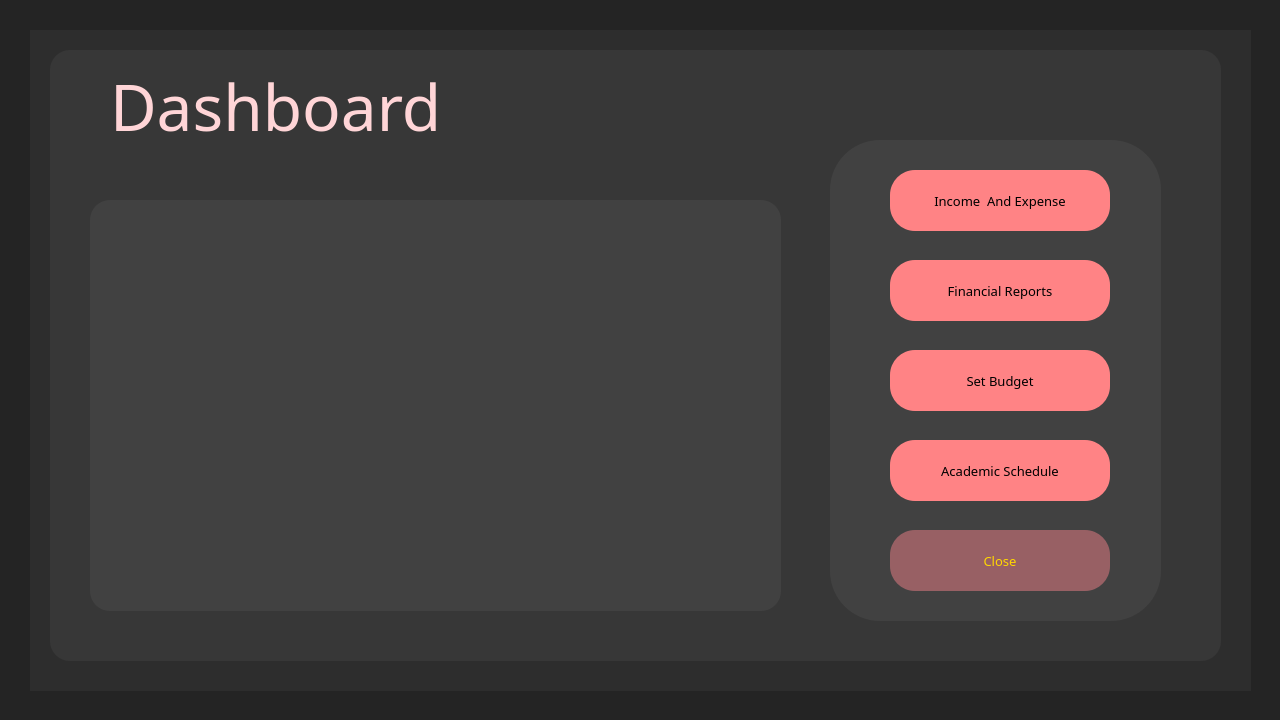
First picture: the form in ui/dashboard.ui, repository hclperera/Personal_Organizer, before the edit.
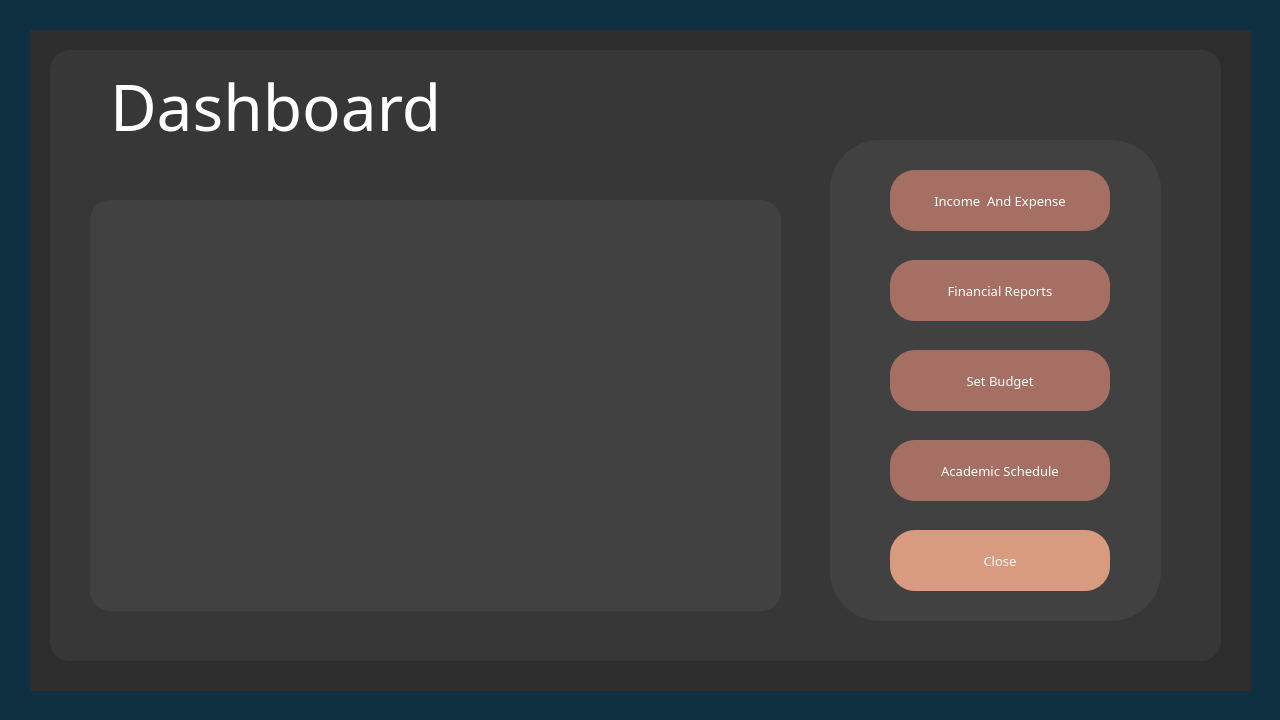
Second picture: the form after the edit. Icons and pictures are not drawn.

```diff
--- a/ui/dashboard.ui
+++ b/ui/dashboard.ui
@@ -39,7 +39,7 @@
    </property>
    <property name="styleSheet">
     <string notr="true">QWidget{
-	background-color: rgb(36, 36, 36);
+	background-color: rgb(15, 48, 64);
 }</string>
    </property>
    <widget class="QWidget" name="back2" native="true">
@@ -106,9 +106,9 @@
        </property>
        <property name="styleSheet">
         <string notr="true">QPushButton{
-	background-color:rgb(255, 131, 133);
-	border-radius:25px;	
-	color:black;
+	background-color:rgb(165, 111, 99);
+	color: white;
+	border-radius:25px;
 }</string>
        </property>
        <property name="text">
@@ -132,9 +132,9 @@
        </property>
        <property name="styleSheet">
         <string notr="true">QPushButton{
-	background-color:rgb(255, 131, 133);
+	background-color:rgb(165, 111, 99);
+	color: white;
 	border-radius:25px;
-	color:black;
 }</string>
        </property>
        <property name="text">
@@ -158,10 +158,9 @@
        </property>
        <property name="styleSheet">
         <string notr="true">QPushButton{
-	background-color:rgb(152, 96, 100);
 	border-radius:25px;
-	
-	color:gold;
+	background-color:rgb(217, 155, 127);
+	color: white;
 }</string>
        </property>
        <property name="text">
@@ -185,9 +184,9 @@
        </property>
        <property name="styleSheet">
         <string notr="true">QPushButton{
-	background-color:rgb(255, 131, 133);
+	background-color:rgb(165, 111, 99);
+	color: white;
 	border-radius:25px;
-	color:black;
 }</string>
        </property>
        <property name="text">
@@ -211,9 +210,9 @@
        </property>
        <property name="styleSheet">
         <string notr="true">QPushButton{
-	background-color:rgb(255, 131, 133);
+	background-color:rgb(165, 111, 99);
+	color: white;
 	border-radius:25px;
-	color:black;
 }</string>
        </property>
        <property name="text">
@@ -256,7 +255,7 @@
       </property>
       <property name="styleSheet">
        <string notr="true">QLabel{
-	color:rgb(255, 213, 215);
+	color:white;
 }</string>
       </property>
       <property name="text">
```
Left out of the diff: 1 changed line with no effect on the pictures.
